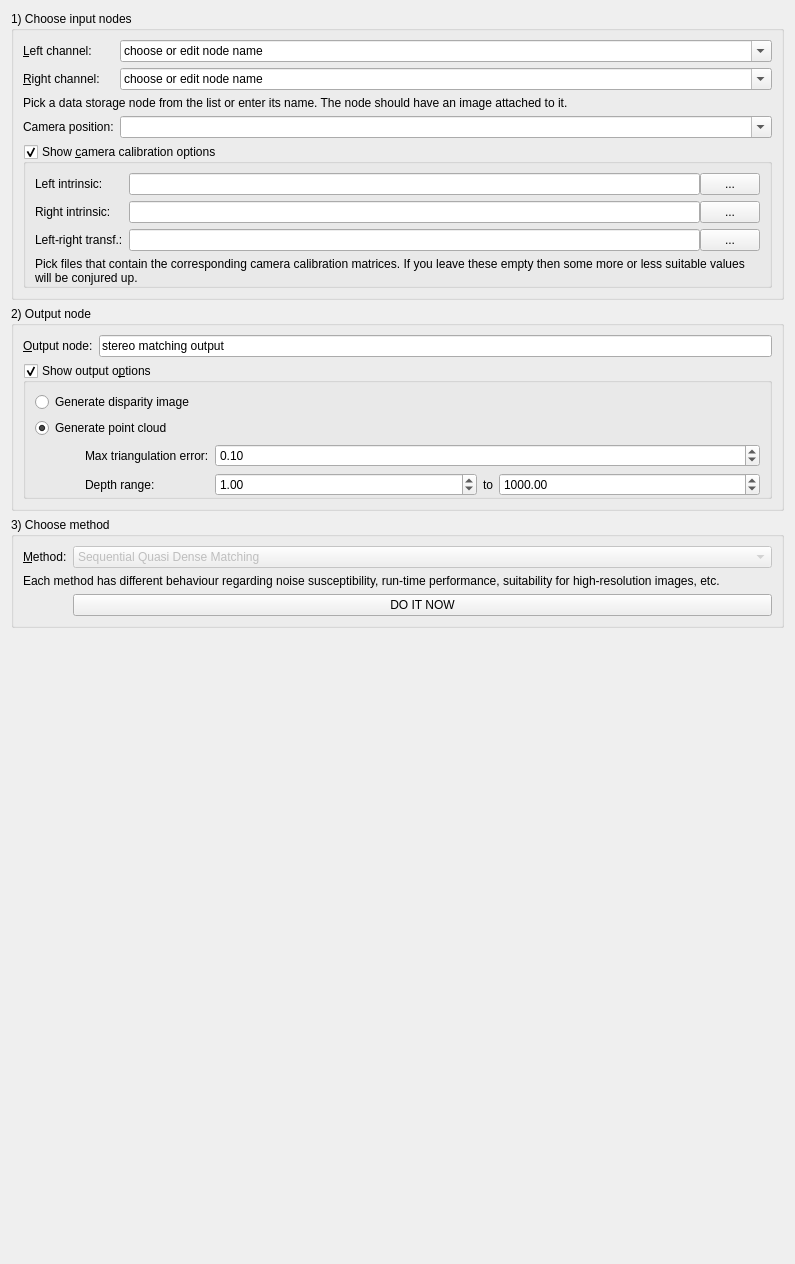
This is Code/Gui/MITK/Plugins/uk.ac.ucl.cmic.igisurfacerecon/src/internal/SurfaceReconViewWidget.ui in NifTK/NifTK as Qt 5 draws it before an edit. The edited form follows.
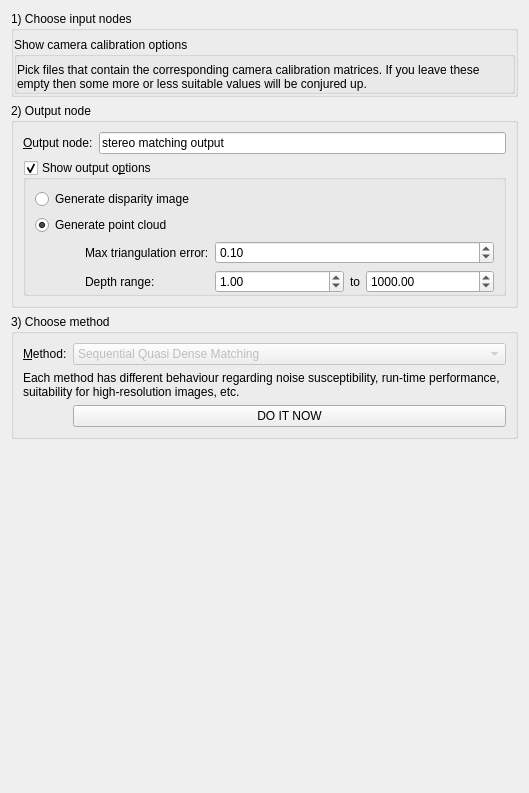
This is the edited form. Custom widgets are drawn as their Qt base class.

Commit message: Bug #2490: Separate out functionality from SurfaceRecon, so I can use it in TagTracker

Patch:
```diff
--- a/Code/Gui/MITK/Plugins/uk.ac.ucl.cmic.igisurfacerecon/src/internal/SurfaceReconViewWidget.ui
+++ b/Code/Gui/MITK/Plugins/uk.ac.ucl.cmic.igisurfacerecon/src/internal/SurfaceReconViewWidget.ui
@@ -6,246 +6,46 @@
    <rect>
     <x>0</x>
     <y>0</y>
-    <width>795</width>
-    <height>1264</height>
+    <width>529</width>
+    <height>793</height>
    </rect>
   </property>
   <property name="windowTitle">
    <string>Form</string>
   </property>
-  <layout class="QFormLayout" name="formLayout_2">
-   <property name="fieldGrowthPolicy">
-    <enum>QFormLayout::AllNonFixedFieldsGrow</enum>
-   </property>
-   <item row="1" column="0" colspan="2">
+  <layout class="QHBoxLayout" name="horizontalLayout_3">
+   <item>
+    <layout class="QVBoxLayout" name="verticalLayout_3">
+     <item>
     <widget class="QGroupBox" name="groupBox">
      <property name="title">
       <string>1) Choose input nodes</string>
      </property>
-     <layout class="QFormLayout" name="formLayout">
-      <item row="1" column="0">
-       <widget class="QLabel" name="label">
-        <property name="text">
-         <string>&amp;Left channel:</string>
-        </property>
-        <property name="buddy">
-         <cstring>LeftChannelNodeNameComboBox</cstring>
-        </property>
-       </widget>
-      </item>
-      <item row="1" column="1">
-       <widget class="QmitkDataStorageComboBox" name="LeftChannelNodeNameComboBox">
-        <property name="editable">
-         <bool>true</bool>
-        </property>
-        <item>
-         <property name="text">
-          <string notr="true">choose or edit node name</string>
-         </property>
-        </item>
-       </widget>
-      </item>
-      <item row="2" column="0">
-       <widget class="QLabel" name="label_2">
-        <property name="text">
-         <string>&amp;Right channel:</string>
-        </property>
-        <property name="buddy">
-         <cstring>RightChannelNodeNameComboBox</cstring>
-        </property>
-       </widget>
-      </item>
-      <item row="2" column="1">
-       <widget class="QmitkDataStorageComboBox" name="RightChannelNodeNameComboBox">
-        <property name="editable">
-         <bool>true</bool>
-        </property>
-        <property name="insertPolicy">
-         <enum>QComboBox::NoInsert</enum>
-        </property>
-        <item>
-         <property name="text">
-          <string notr="true">choose or edit node name</string>
-         </property>
-        </item>
-       </widget>
-      </item>
-      <item row="3" column="0" colspan="2">
-       <widget class="QLabel" name="label_5">
-        <property name="text">
-         <string>Pick a data storage node from the list or enter its name. The node should have an image attached to it.</string>
-        </property>
-        <property name="wordWrap">
-         <bool>true</bool>
-        </property>
-       </widget>
-      </item>
-      <item row="5" column="0" colspan="2">
-       <widget class="QGroupBox" name="calibrationgroupbox">
-        <property name="title">
-         <string>Show &amp;camera calibration options</string>
-        </property>
-        <property name="flat">
-         <bool>true</bool>
-        </property>
-        <property name="checkable">
-         <bool>true</bool>
-        </property>
-        <layout class="QGridLayout" name="gridLayout_2">
-         <property name="bottomMargin">
-          <number>0</number>
-         </property>
-         <item row="0" column="0">
-          <widget class="QWidget" name="calibrationdummypanel" native="true">
-           <layout class="QFormLayout" name="formLayout_7">
-            <property name="margin">
-             <number>0</number>
-            </property>
-            <item row="2" column="0">
-             <widget class="QLabel" name="label_8">
-              <property name="text">
-               <string>Left intrinsic:</string>
-              </property>
-              <property name="buddy">
-               <cstring>LeftIntrinsicPathLineEdit</cstring>
-              </property>
-             </widget>
-            </item>
-            <item row="4" column="0">
-             <widget class="QLabel" name="label_9">
-              <property name="text">
-               <string>Right intrinsic:</string>
-              </property>
-              <property name="buddy">
-               <cstring>RightIntrinsicPathLineEdit</cstring>
-              </property>
-             </widget>
-            </item>
-            <item row="4" column="1">
              <layout class="QHBoxLayout" name="horizontalLayout_2">
-              <property name="spacing">
+        <property name="margin">
                <number>0</number>
               </property>
               <item>
-               <widget class="QLineEdit" name="RightIntrinsicPathLineEdit">
-                <property name="toolTip">
-                 <string>Intrinsic calibration is in the form of a 3x3 matrix
-(fx, 0, px, 
-0, fy, py, 
-0, 0, 1), 
-followed by 4 distortion coefficients.</string>
-                </property>
-               </widget>
+         <layout class="QVBoxLayout" name="verticalLayout_2">
+          <item>
+           <widget class="QmitkStereoImageAndCameraSelectionWidget" name="m_StereoImageAndCameraSelectionWidget" native="true"/>
               </item>
               <item>
-               <widget class="QPushButton" name="RightIntrinsicBrowseButton">
-                <property name="sizePolicy">
-                 <sizepolicy hsizetype="Minimum" vsizetype="Ignored">
-                  <horstretch>0</horstretch>
-                  <verstretch>0</verstretch>
-                 </sizepolicy>
-                </property>
-                <property name="maximumSize">
-                 <size>
-                  <width>60</width>
-                  <height>16777215</height>
-                 </size>
-                </property>
-                <property name="text">
-                 <string>...</string>
-                </property>
-               </widget>
-              </item>
-             </layout>
-            </item>
-            <item row="2" column="1">
+           <widget class="ctkCollapsibleGroupBox" name="groupBox_4">
+            <property name="title">
+             <string>Show camera calibration options</string>
+            </property>
              <layout class="QHBoxLayout" name="horizontalLayout">
-              <property name="spacing">
+             <property name="margin">
                <number>0</number>
               </property>
               <item>
-               <widget class="QLineEdit" name="LeftIntrinsicPathLineEdit">
-                <property name="toolTip">
-                 <string>Intrinsic calibration is in the form of a 3x3 matrix
-(fx, 0, px, 
-0, fy, py, 
-0, 0, 1), 
-followed by 4 distortion coefficients.</string>
-                </property>
-               </widget>
-              </item>
+              <layout class="QVBoxLayout" name="verticalLayout">
               <item>
-               <widget class="QPushButton" name="LeftIntrinsicBrowseButton">
-                <property name="sizePolicy">
-                 <sizepolicy hsizetype="Minimum" vsizetype="Ignored">
-                  <horstretch>0</horstretch>
-                  <verstretch>0</verstretch>
-                 </sizepolicy>
-                </property>
-                <property name="minimumSize">
-                 <size>
-                  <width>0</width>
-                  <height>0</height>
-                 </size>
-                </property>
-                <property name="maximumSize">
-                 <size>
-                  <width>60</width>
-                  <height>16777215</height>
-                 </size>
-                </property>
-                <property name="text">
-                 <string>...</string>
-                </property>
-               </widget>
-              </item>
-             </layout>
-            </item>
-            <item row="5" column="0">
-             <widget class="QLabel" name="label_10">
-              <property name="text">
-               <string>Left-right transf.:</string>
-              </property>
-              <property name="buddy">
-               <cstring>StereoRigTransformationPathLineEdit</cstring>
-              </property>
-             </widget>
-            </item>
-            <item row="5" column="1">
-             <layout class="QHBoxLayout" name="horizontalLayout_3">
-              <property name="spacing">
-               <number>0</number>
-              </property>
+                <widget class="StereoCameraCalibrationSelectionWidget" name="m_StereoCameraCalibrationSelectionWidget" native="true"/>
+               </item>
               <item>
-               <widget class="QLineEdit" name="StereoRigTransformationPathLineEdit">
-                <property name="toolTip">
-                 <string>Left-right transformation is a 3x3 rotation matrix, followed by translation vector.</string>
-                </property>
-               </widget>
-              </item>
-              <item>
-               <widget class="QPushButton" name="StereoRigTransformBrowseButton">
-                <property name="sizePolicy">
-                 <sizepolicy hsizetype="Minimum" vsizetype="Ignored">
-                  <horstretch>0</horstretch>
-                  <verstretch>0</verstretch>
-                 </sizepolicy>
-                </property>
-                <property name="maximumSize">
-                 <size>
-                  <width>60</width>
-                  <height>16777215</height>
-                 </size>
-                </property>
-                <property name="text">
-                 <string>...</string>
-                </property>
-               </widget>
-              </item>
-             </layout>
-            </item>
-            <item row="6" column="0" colspan="2">
-             <widget class="QLabel" name="label_11">
+                <widget class="QLabel" name="label_15">
               <property name="text">
                <string>Pick files that contain the corresponding camera calibration matrices. If you leave these empty then some more or less suitable values will be conjured up.</string>
               </property>
@@ -255,32 +55,16 @@
              </widget>
             </item>
            </layout>
-          </widget>
          </item>
         </layout>
        </widget>
       </item>
-      <item row="4" column="0">
-       <widget class="QLabel" name="label_12">
-        <property name="text">
-         <string>Camera position:</string>
-        </property>
-        <property name="buddy">
-         <cstring>CameraNodeComboBox</cstring>
-        </property>
-       </widget>
-      </item>
-      <item row="4" column="1">
-       <widget class="QmitkDataStorageComboBox" name="CameraNodeComboBox">
-        <property name="editable">
-         <bool>true</bool>
-        </property>
-       </widget>
-      </item>
+         </layout>
+        </item>
      </layout>
     </widget>
    </item>
-   <item row="2" column="0" colspan="2">
+     <item>
     <widget class="QGroupBox" name="groupBox_3">
      <property name="title">
       <string>2) Output node</string>
@@ -475,7 +259,7 @@
      </layout>
     </widget>
    </item>
-   <item row="3" column="0" colspan="2">
+     <item>
     <widget class="QGroupBox" name="groupBox_2">
      <property name="title">
       <string>3) Choose method</string>
@@ -533,13 +317,41 @@
      </layout>
     </widget>
    </item>
+     <item>
+      <spacer name="verticalSpacer">
+       <property name="orientation">
+        <enum>Qt::Vertical</enum>
+       </property>
+       <property name="sizeHint" stdset="0">
+        <size>
+         <width>20</width>
+         <height>129</height>
+        </size>
+       </property>
+      </spacer>
+     </item>
+    </layout>
+   </item>
   </layout>
  </widget>
  <customwidgets>
   <customwidget>
-   <class>QmitkDataStorageComboBox</class>
-   <extends>QComboBox</extends>
-   <header>QmitkDataStorageComboBox.h</header>
+   <class>ctkCollapsibleGroupBox</class>
+   <extends>QGroupBox</extends>
+   <header>ctkCollapsibleGroupBox.h</header>
+   <container>1</container>
+  </customwidget>
+  <customwidget>
+   <class>StereoCameraCalibrationSelectionWidget</class>
+   <extends>QWidget</extends>
+   <header>StereoCameraCalibrationSelectionWidget.h</header>
+   <container>1</container>
+  </customwidget>
+  <customwidget>
+   <class>QmitkStereoImageAndCameraSelectionWidget</class>
+   <extends>QWidget</extends>
+   <header>QmitkStereoImageAndCameraSelectionWidget.h</header>
+   <container>1</container>
   </customwidget>
  </customwidgets>
  <tabstops>
```
Left out of the diff: 25 changed lines with no effect on the pictures. Lines whose indentation alone changed are shown as unchanged. The commit also changes 13 other files.
